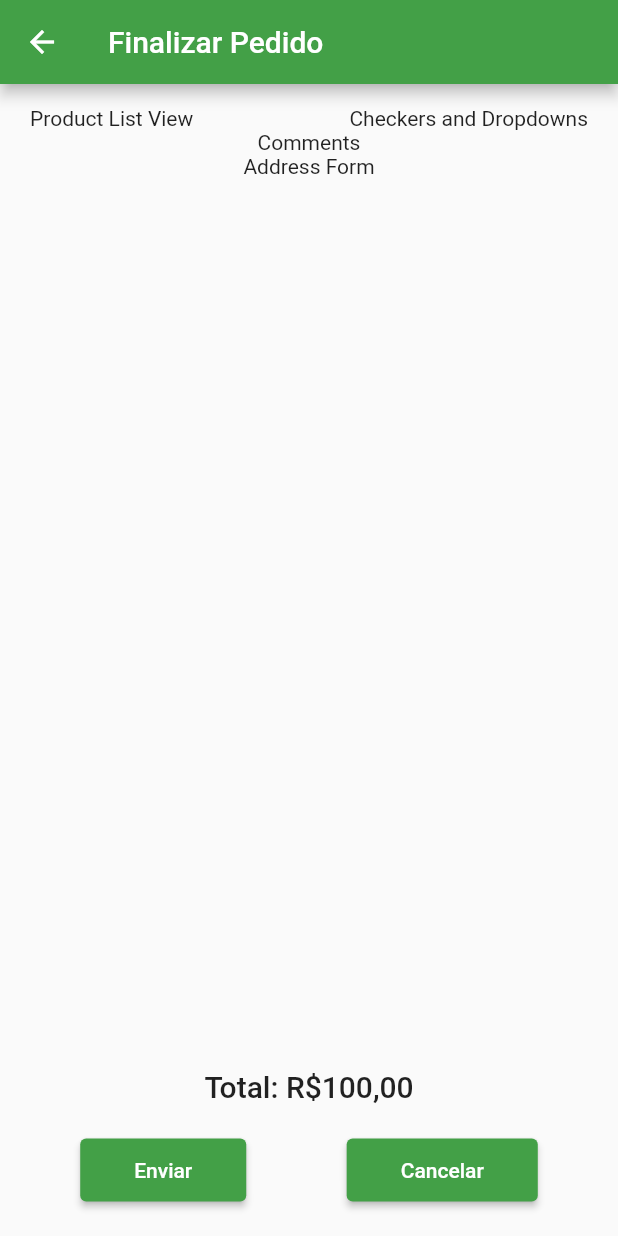
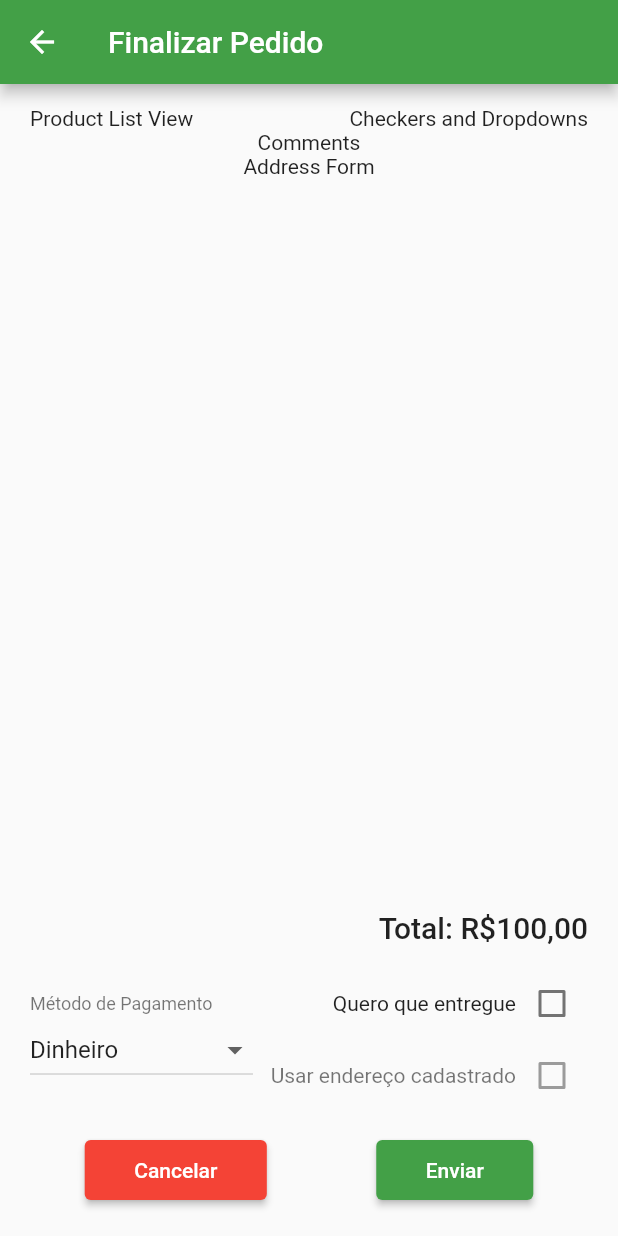
Before and after one commit to cadupereira21/SI700-Mobile, a Flutter app: the OrderScreen screen opened directly, on a phone screen of 412 x 824 dp. Run offline on Flutter 3.47's test engine with Material 2 defaults, Android fonts, the phone set to English and light mode, and no system bars; our stand-ins replace dio, flutter_bloc, mask_text_input_formatter.

Commit message:
Refined bottom content layout

```diff
--- a/app_seu_madeu_sucos/lib/View/OrderScreen.dart
+++ b/app_seu_madeu_sucos/lib/View/OrderScreen.dart
@@ -12,10 +12,14 @@ class OrderScreen extends StatefulWidget {
 }
 
 class _OrderScreenState extends State<OrderScreen> {
+  final _paymentMethodFormKey = GlobalKey<FormState>();
+
+  bool _useCustomAddress = false;
+
   Order _order = OrderData.instance.getOrder;
   final EdgeInsets _buttonSizePadding = const EdgeInsets.symmetric(
-    vertical: 13.0,
-    horizontal: 20.0,
+    vertical: 12.0,
+    horizontal: 17.0,
   );
 
   @override
@@ -46,46 +50,7 @@ class _OrderScreenState extends State<OrderScreen> {
         Expanded(
             child: Align(
           alignment: Alignment.bottomCenter,
-          child: Column(
-            mainAxisAlignment: MainAxisAlignment.end,
-            children: [
-              Padding(
-                padding: EdgeInsets.symmetric(vertical: 20.0),
-                child: Row(
-                  mainAxisAlignment: MainAxisAlignment.spaceAround,
-                  children: [
-                    const Text(
-                      "Total: R\$100,00",
-                      style:
-                          TextStyle(fontSize: 20, fontWeight: FontWeight.w500),
-                    ),
-                  ],
-                ),
-              ),
-              Padding(
-                padding: const EdgeInsets.only(bottom: 20.0),
-                child: Row(
-                  mainAxisAlignment: MainAxisAlignment.spaceAround,
-                  children: [
-                    ElevatedButton(
-                      onPressed: () {},
-                      child: Padding(
-                        padding: _buttonSizePadding,
-                        child: const Text("Enviar"),
-                      ),
-                    ),
-                    ElevatedButton(
-                      onPressed: () {},
-                      child: Padding(
-                        padding: _buttonSizePadding,
-                        child: const Text("Cancelar"),
-                      ),
-                    ),
-                  ],
-                ),
-              ),
-            ],
-          ),
+          child: bottomContentFields(),
         )),
       ],
     );
@@ -109,4 +74,146 @@ class _OrderScreenState extends State<OrderScreen> {
       ),
     );
   }
+
+  Widget bottomContentFields() {
+    return Column(
+      mainAxisAlignment: MainAxisAlignment.end,
+      children: [
+        Padding(
+          padding: EdgeInsets.symmetric(vertical: 15.0),
+          child: Row(
+            mainAxisAlignment: MainAxisAlignment.end,
+            children: [
+              const Text(
+                "Total: R\$100,00",
+                style: TextStyle(fontSize: 20, fontWeight: FontWeight.w500),
+              ),
+            ],
+          ),
+        ),
+        Padding(
+          padding: const EdgeInsets.only(bottom: 15.0),
+          child: Row(
+            mainAxisAlignment: MainAxisAlignment.spaceBetween,
+            children: [
+              paymentMethodDropdown(),
+              Column(
+                crossAxisAlignment: CrossAxisAlignment.end,
+                children: [
+                  isDeliveryCheckbox(),
+                  useRegisteredAddress(),
+                ],
+              ),
+            ],
+          ),
+        ),
+        Padding(
+          padding: const EdgeInsets.only(bottom: 20.0),
+          child: Row(
+            mainAxisAlignment: MainAxisAlignment.spaceAround,
+            children: [
+              customElevatedButton(
+                buttonText: "Cancelar",
+                onPressed: (){
+                  //TODO: Esvaziar OrderData
+                  print("Order screen: Cancelei um pedido");
+                  Navigator.pop(context);
+                }
+              ),
+              customElevatedButton(
+                buttonText: "Enviar",
+                onPressed: (){
+                  // Enviar requisição de criação de pedido
+                  print("Order Screen: Enviei um pedido");
+                  Navigator.pop(context);
+                },
+              )
+            ],
+          ),
+        ),
+      ],
+    );
+  }
+
+  Widget paymentMethodDropdown() {
+    return Column(
+      crossAxisAlignment: CrossAxisAlignment.start,
+      children: [
+        const Text(
+          "Método de Pagamento",
+          style: TextStyle(fontSize: 12, color: Colors.black54),
+        ),
+        DropdownButton(
+          value: _order.getPaymentMethod,
+          items:
+              PaymentMethod.list.map<DropdownMenuItem<String>>((String value) {
+            return DropdownMenuItem<String>(
+              value: value,
+              child: Text(value),
+            );
+          }).toList(),
+          onChanged: (value) {
+            setState(() {
+              _order.setPaymentMethod = value;
+            });
+          },
+        )
+      ],
+    );
+  }
+
+  Widget isDeliveryCheckbox() {
+    return Row(
+      children: [
+        const Text("Quero que entregue"),
+        Checkbox(
+          checkColor: Colors.white,
+          value: _order.getIsDelivery,
+          onChanged: (bool? value) {
+            setState(() {
+              _order.setIsDelivery = value!;
+            });
+          },
+        ),
+      ],
+    );
+  }
+
+  Widget useRegisteredAddress() {
+    bool _isDisabled = !_order.getIsDelivery!;
+    return Row(
+      children: [
+        Text(
+          "Usar endereço cadastrado",
+          style: TextStyle(color: _isDisabled ? Colors.black54 : Colors.black),
+        ),
+        Checkbox(
+          checkColor: Colors.white,
+          value: _useCustomAddress,
+          onChanged: _isDisabled
+              ? null
+              : (bool? value) {
+                  setState(() {
+                    _useCustomAddress = value!;
+                  });
+                },
+        ),
+      ],
+    );
+  }
+
+  customElevatedButton({required String buttonText, void Function()? onPressed}) {
+    return ElevatedButton(
+      style: ButtonStyle(
+        backgroundColor: MaterialStatePropertyAll(
+          buttonText == "Cancelar" ? Colors.red : null
+        ),
+      ),
+      onPressed: onPressed,
+      child: Padding(
+        padding: _buttonSizePadding,
+        child: Text(buttonText),
+      ),
+    );
+  }
 }
```
